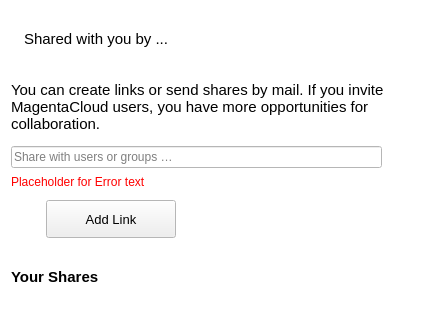
Old version of the form src/gui/shareusergroupwidget.ui in the repository nextmcloud/desktop.
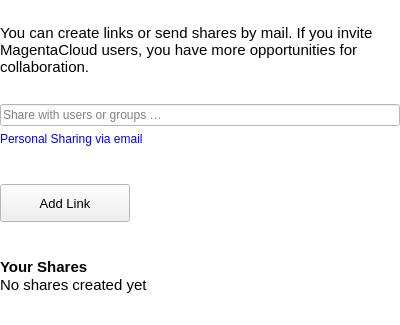
New version of the form. Icons and pictures are not drawn.

Commit message: Sharing sec review comments fixed

What changed in the file:
```diff
--- a/src/gui/shareusergroupwidget.ui
+++ b/src/gui/shareusergroupwidget.ui
@@ -6,8 +6,8 @@
    <rect>
     <x>0</x>
     <y>0</y>
-    <width>423</width>
-    <height>310</height>
+    <width>400</width>
+    <height>325</height>
    </rect>
   </property>
   <property name="sizePolicy">
@@ -80,55 +80,16 @@
     </disabled>
    </palette>
   </property>
-  <layout class="QVBoxLayout" name="verticalLayout">
+  <layout class="QVBoxLayout" name="verticalLayout_3">
    <property name="spacing">
-    <number>11</number>
+    <number>16</number>
    </property>
-   <property name="bottomMargin">
-    <number>5</number>
+   <property name="leftMargin">
+    <number>0</number>
    </property>
-   <item>
-    <layout class="QHBoxLayout" name="horizontalLayout_2">
      <property name="rightMargin">
       <number>0</number>
      </property>
-     <item>
-      <widget class="QLabel" name="cloudIconLabel">
-       <property name="sizePolicy">
-        <sizepolicy hsizetype="Fixed" vsizetype="Fixed">
-         <horstretch>0</horstretch>
-         <verstretch>0</verstretch>
-        </sizepolicy>
-       </property>
-       <property name="text">
-        <string notr="true"/>
-       </property>
-       <property name="pixmap">
-        <pixmap resource="../../theme.qrc">:/client/theme/magenta/user/default@svg.svg</pixmap>
-       </property>
-       <property name="alignment">
-        <set>Qt::AlignLeading|Qt::AlignLeft|Qt::AlignVCenter</set>
-       </property>
-      </widget>
-     </item>
-     <item>
-      <widget class="QLabel" name="sharedAccountInfo">
-       <property name="font">
-        <font>
-         <family>Segoe UI</family>
-         <pointsize>11</pointsize>
-        </font>
-       </property>
-       <property name="text">
-        <string>Shared with you by ...</string>
-       </property>
-       <property name="wordWrap">
-        <bool>true</bool>
-       </property>
-      </widget>
-     </item>
-    </layout>
-   </item>
    <item>
     <widget class="QLabel" name="shareInfolabel">
      <property name="font">
@@ -148,7 +109,7 @@
    <item>
     <layout class="QVBoxLayout" name="verticalLayout_2">
      <item>
-      <layout class="QHBoxLayout" name="shareeHorizontalLayout" stretch="0,0">
+      <layout class="QHBoxLayout" name="shareeHorizontalLayout" stretch="0">
        <property name="spacing">
         <number>6</number>
        </property>
@@ -180,17 +141,6 @@
          </property>
         </widget>
        </item>
-       <item>
-        <widget class="QToolButton" name="confirmShare">
-         <property name="icon">
-          <iconset resource="../../theme.qrc">
-           <normaloff>:/client/theme/confirm.svg</normaloff>:/client/theme/confirm.svg</iconset>
-         </property>
-         <property name="autoRaise">
-          <bool>true</bool>
-         </property>
-        </widget>
-       </item>
       </layout>
      </item>
      <item>
@@ -207,9 +157,9 @@
           <colorrole role="WindowText">
            <brush brushstyle="SolidPattern">
             <color alpha="255">
-             <red>255</red>
+             <red>0</red>
              <green>0</green>
-             <blue>0</blue>
+             <blue>255</blue>
             </color>
            </brush>
           </colorrole>
@@ -218,9 +168,9 @@
           <colorrole role="WindowText">
            <brush brushstyle="SolidPattern">
             <color alpha="255">
-             <red>255</red>
+             <red>0</red>
              <green>0</green>
-             <blue>0</blue>
+             <blue>255</blue>
             </color>
            </brush>
           </colorrole>
@@ -244,7 +194,7 @@
         </font>
        </property>
        <property name="text">
-        <string notr="true">Placeholder for Error text</string>
+        <string notr="true">Personal Sharing via email</string>
        </property>
        <property name="textFormat">
         <enum>Qt::PlainText</enum>
@@ -261,10 +211,13 @@
    </item>
    <item>
     <layout class="QHBoxLayout" name="horizontalLayout">
+     <property name="topMargin">
+      <number>8</number>
+     </property>
      <item>
       <widget class="QPushButton" name="addLinkButton">
        <property name="sizePolicy">
-        <sizepolicy hsizetype="Maximum" vsizetype="Maximum">
+        <sizepolicy hsizetype="Fixed" vsizetype="Fixed">
          <horstretch>0</horstretch>
          <verstretch>0</verstretch>
         </sizepolicy>
@@ -292,7 +245,7 @@
         <enum>Qt::Horizontal</enum>
        </property>
        <property name="sizeType">
-        <enum>QSizePolicy::Preferred</enum>
+        <enum>QSizePolicy::Expanding</enum>
        </property>
        <property name="sizeHint" stdset="0">
         <size>
@@ -305,7 +258,12 @@
     </layout>
    </item>
    <item>
-    <widget class="QLabel" name="errorLabel_2">
+    <layout class="QVBoxLayout" name="verticalLayout">
+     <property name="spacing">
+      <number>0</number>
+     </property>
+     <item>
+      <widget class="QLabel" name="shareHeading">
      <property name="sizePolicy">
       <sizepolicy hsizetype="Preferred" vsizetype="Preferred">
        <horstretch>0</horstretch>
@@ -364,12 +322,84 @@
       <enum>Qt::PlainText</enum>
      </property>
      <property name="alignment">
-      <set>Qt::AlignLeading|Qt::AlignLeft|Qt::AlignVCenter</set>
+        <set>Qt::AlignBottom|Qt::AlignLeading|Qt::AlignLeft</set>
      </property>
      <property name="wordWrap">
       <bool>true</bool>
      </property>
     </widget>
+     </item>
+     <item>
+      <widget class="QLabel" name="shareInfo">
+       <property name="enabled">
+        <bool>true</bool>
+       </property>
+       <property name="sizePolicy">
+        <sizepolicy hsizetype="Preferred" vsizetype="Preferred">
+         <horstretch>0</horstretch>
+         <verstretch>0</verstretch>
+        </sizepolicy>
+       </property>
+       <property name="palette">
+        <palette>
+         <active>
+          <colorrole role="WindowText">
+           <brush brushstyle="SolidPattern">
+            <color alpha="255">
+             <red>0</red>
+             <green>0</green>
+             <blue>0</blue>
+            </color>
+           </brush>
+          </colorrole>
+         </active>
+         <inactive>
+          <colorrole role="WindowText">
+           <brush brushstyle="SolidPattern">
+            <color alpha="255">
+             <red>0</red>
+             <green>0</green>
+             <blue>0</blue>
+            </color>
+           </brush>
+          </colorrole>
+         </inactive>
+         <disabled>
+          <colorrole role="WindowText">
+           <brush brushstyle="SolidPattern">
+            <color alpha="255">
+             <red>123</red>
+             <green>121</green>
+             <blue>134</blue>
+            </color>
+           </brush>
+          </colorrole>
+         </disabled>
+        </palette>
+       </property>
+       <property name="font">
+        <font>
+         <family>Segoe UI</family>
+         <pointsize>11</pointsize>
+         <weight>50</weight>
+         <bold>false</bold>
+        </font>
+       </property>
+       <property name="text">
+        <string>No shares created yet</string>
+       </property>
+       <property name="textFormat">
+        <enum>Qt::PlainText</enum>
+       </property>
+       <property name="alignment">
+        <set>Qt::AlignLeading|Qt::AlignLeft|Qt::AlignTop</set>
+       </property>
+       <property name="wordWrap">
+        <bool>true</bool>
+       </property>
+      </widget>
+     </item>
+    </layout>
    </item>
   </layout>
  </widget>
```
Left out of the diff: 5 changed lines with no effect on the pictures. Lines whose indentation alone changed are shown as unchanged. The commit also changes 12 other files.
